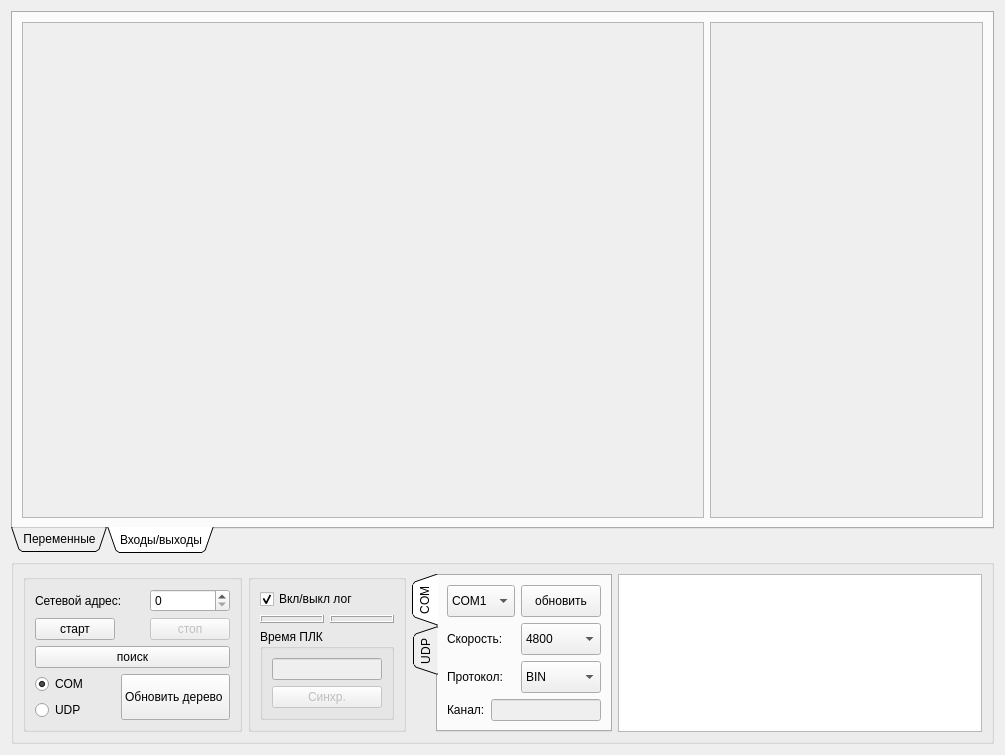
The window that Debugger/debuggerform.ui (atikbif/relkonIDE) describes before a commit, drawn with Qt 5.
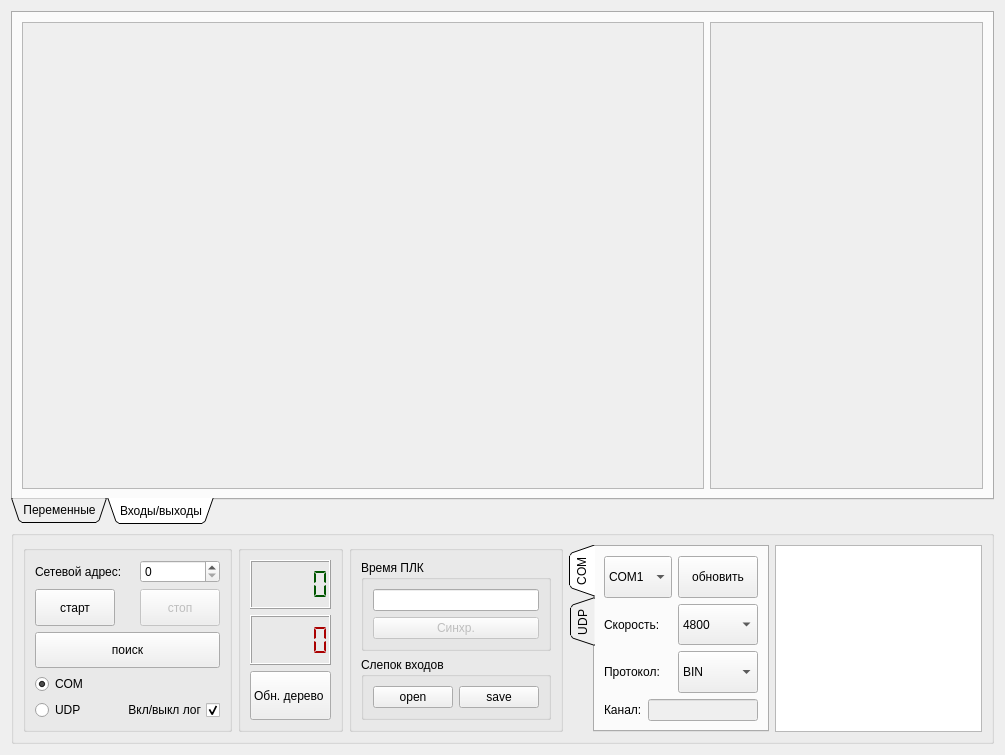
The same window after the commit. The open tabs and pages were chosen to show the change.

Commit message: Добавлен функционал сохранения и загрузки состояния входов отладчика

What changed in the file:
```diff
--- a/Debugger/debuggerform.ui
+++ b/Debugger/debuggerform.ui
@@ -157,8 +157,8 @@
            <rect>
             <x>0</x>
             <y>0</y>
-            <width>682</width>
-            <height>509</height>
+            <width>98</width>
+            <height>28</height>
            </rect>
           </property>
          </widget>
@@ -180,8 +180,8 @@
            <rect>
             <x>0</x>
             <y>0</y>
-            <width>271</width>
-            <height>509</height>
+            <width>98</width>
+            <height>28</height>
            </rect>
           </property>
          </widget>
@@ -213,7 +213,7 @@
        <widget class="QGroupBox" name="groupBox">
         <property name="sizePolicy">
          <sizepolicy hsizetype="Preferred" vsizetype="Preferred">
-          <horstretch>0</horstretch>
+          <horstretch>1</horstretch>
           <verstretch>0</verstretch>
          </sizepolicy>
         </property>
@@ -247,22 +247,6 @@
            </property>
           </widget>
          </item>
-         <item row="1" column="2">
-          <widget class="QPushButton" name="stopButton">
-           <property name="enabled">
-            <bool>false</bool>
-           </property>
-           <property name="sizePolicy">
-            <sizepolicy hsizetype="Preferred" vsizetype="Preferred">
-             <horstretch>0</horstretch>
-             <verstretch>0</verstretch>
-            </sizepolicy>
-           </property>
-           <property name="text">
-            <string>стоп</string>
-           </property>
-          </widget>
-         </item>
          <item row="2" column="0" colspan="3">
           <widget class="QPushButton" name="pushButtonAutoSearch">
            <property name="sizePolicy">
@@ -286,19 +270,6 @@
            </property>
           </widget>
          </item>
-         <item row="3" column="1" rowspan="2" colspan="2">
-          <widget class="QPushButton" name="updateButton">
-           <property name="sizePolicy">
-            <sizepolicy hsizetype="Preferred" vsizetype="Preferred">
-             <horstretch>0</horstretch>
-             <verstretch>0</verstretch>
-            </sizepolicy>
-           </property>
-           <property name="text">
-            <string>Обновить дерево </string>
-           </property>
-          </widget>
-         </item>
          <item row="4" column="0">
           <widget class="QRadioButton" name="radioButtonUDP">
            <property name="text">
@@ -319,34 +290,51 @@
            </property>
           </widget>
          </item>
+         <item row="1" column="2">
+          <widget class="QPushButton" name="stopButton">
+           <property name="enabled">
+            <bool>false</bool>
+           </property>
+           <property name="sizePolicy">
+            <sizepolicy hsizetype="Preferred" vsizetype="Preferred">
+             <horstretch>0</horstretch>
+             <verstretch>0</verstretch>
+            </sizepolicy>
+           </property>
+           <property name="text">
+            <string>стоп</string>
+           </property>
+          </widget>
+         </item>
+         <item row="4" column="1" colspan="2">
+          <widget class="QCheckBox" name="checkBoxLog">
+           <property name="layoutDirection">
+            <enum>Qt::RightToLeft</enum>
+           </property>
+           <property name="text">
+            <string>Вкл/выкл лог</string>
+           </property>
+           <property name="checked">
+            <bool>true</bool>
+           </property>
+          </widget>
+         </item>
         </layout>
        </widget>
       </item>
       <item>
-       <widget class="QGroupBox" name="groupBox_3">
+       <widget class="QGroupBox" name="groupBox_6">
         <property name="sizePolicy">
          <sizepolicy hsizetype="Preferred" vsizetype="Preferred">
-          <horstretch>0</horstretch>
+          <horstretch>1</horstretch>
           <verstretch>0</verstretch>
          </sizepolicy>
         </property>
-        <property name="minimumSize">
-         <size>
-          <width>0</width>
-          <height>0</height>
-         </size>
-        </property>
-        <property name="maximumSize">
-         <size>
-          <width>1000</width>
-          <height>1000</height>
-         </size>
-        </property>
         <property name="title">
          <string/>
         </property>
-        <layout class="QGridLayout" name="gridLayout_4">
-         <item row="1" column="0">
+        <layout class="QGridLayout" name="gridLayout_9">
+         <item row="0" column="0">
           <widget class="QLCDNumber" name="lcdNumberCorrect">
            <property name="sizePolicy">
             <sizepolicy hsizetype="Preferred" vsizetype="Preferred">
@@ -435,7 +423,7 @@
            </property>
           </widget>
          </item>
-         <item row="1" column="1">
+         <item row="1" column="0">
           <widget class="QLCDNumber" name="lcdNumberError">
            <property name="sizePolicy">
             <sizepolicy hsizetype="Preferred" vsizetype="Preferred">
@@ -485,17 +473,59 @@
            </property>
           </widget>
          </item>
-         <item row="0" column="0" colspan="2">
-          <widget class="QCheckBox" name="checkBoxLog">
-           <property name="text">
-            <string>Вкл/выкл лог</string>
-           </property>
-           <property name="checked">
+         <item row="2" column="0">
+          <widget class="QPushButton" name="updateButton">
+           <property name="enabled">
             <bool>true</bool>
            </property>
+           <property name="sizePolicy">
+            <sizepolicy hsizetype="Preferred" vsizetype="Preferred">
+             <horstretch>0</horstretch>
+             <verstretch>0</verstretch>
+            </sizepolicy>
+           </property>
+           <property name="layoutDirection">
+            <enum>Qt::LeftToRight</enum>
+           </property>
+           <property name="autoFillBackground">
+            <bool>false</bool>
+           </property>
+           <property name="text">
+            <string>Обн. дерево </string>
+           </property>
+           <property name="flat">
+            <bool>false</bool>
+           </property>
           </widget>
          </item>
-         <item row="2" column="0" colspan="2">
+        </layout>
+       </widget>
+      </item>
+      <item>
+       <widget class="QGroupBox" name="groupBox_3">
+        <property name="sizePolicy">
+         <sizepolicy hsizetype="Preferred" vsizetype="Preferred">
+          <horstretch>1</horstretch>
+          <verstretch>0</verstretch>
+         </sizepolicy>
+        </property>
+        <property name="minimumSize">
+         <size>
+          <width>0</width>
+          <height>0</height>
+         </size>
+        </property>
+        <property name="maximumSize">
+         <size>
+          <width>1000</width>
+          <height>1000</height>
+         </size>
+        </property>
+        <property name="title">
+         <string/>
+        </property>
+        <layout class="QGridLayout" name="gridLayout_8">
+         <item row="0" column="0">
           <widget class="QGroupBox" name="groupBox_4">
            <property name="sizePolicy">
             <sizepolicy hsizetype="Preferred" vsizetype="Preferred">
@@ -510,7 +540,7 @@
             <item>
              <widget class="QLineEdit" name="lineEditTime">
               <property name="enabled">
-               <bool>false</bool>
+               <bool>true</bool>
               </property>
               <property name="sizePolicy">
                <sizepolicy hsizetype="Expanding" vsizetype="Preferred">
@@ -518,6 +548,9 @@
                 <verstretch>0</verstretch>
                </sizepolicy>
               </property>
+              <property name="readOnly">
+               <bool>true</bool>
+              </property>
              </widget>
             </item>
             <item>
@@ -539,6 +572,29 @@
            </layout>
           </widget>
          </item>
+         <item row="1" column="0">
+          <widget class="QGroupBox" name="groupBox_5">
+           <property name="title">
+            <string>Слепок входов</string>
+           </property>
+           <layout class="QGridLayout" name="gridLayout_4">
+            <item row="0" column="0">
+             <widget class="QPushButton" name="pushButtonOpenInp">
+              <property name="text">
+               <string>open</string>
+              </property>
+             </widget>
+            </item>
+            <item row="0" column="1">
+             <widget class="QPushButton" name="pushButtonSaveInp">
+              <property name="text">
+               <string>save</string>
+              </property>
+             </widget>
+            </item>
+           </layout>
+          </widget>
+         </item>
         </layout>
        </widget>
       </item>
@@ -546,7 +602,7 @@
        <widget class="QTabWidget" name="tabWidgetCanal">
         <property name="sizePolicy">
          <sizepolicy hsizetype="Preferred" vsizetype="Preferred">
-          <horstretch>0</horstretch>
+          <horstretch>1</horstretch>
           <verstretch>0</verstretch>
          </sizepolicy>
         </property>
@@ -744,7 +800,7 @@
        <widget class="QTextBrowser" name="textBrowserRequests">
         <property name="sizePolicy">
          <sizepolicy hsizetype="Preferred" vsizetype="Preferred">
-          <horstretch>1</horstretch>
+          <horstretch>3</horstretch>
           <verstretch>0</verstretch>
          </sizepolicy>
         </property>
```
The commit also changes 6 other files.
